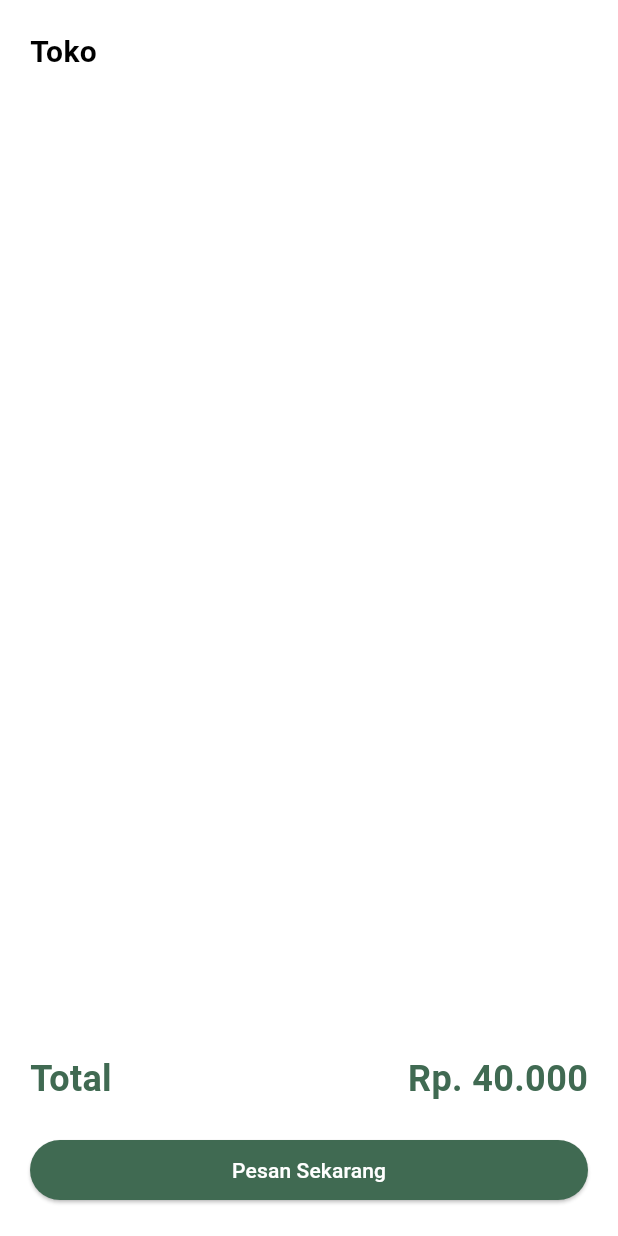
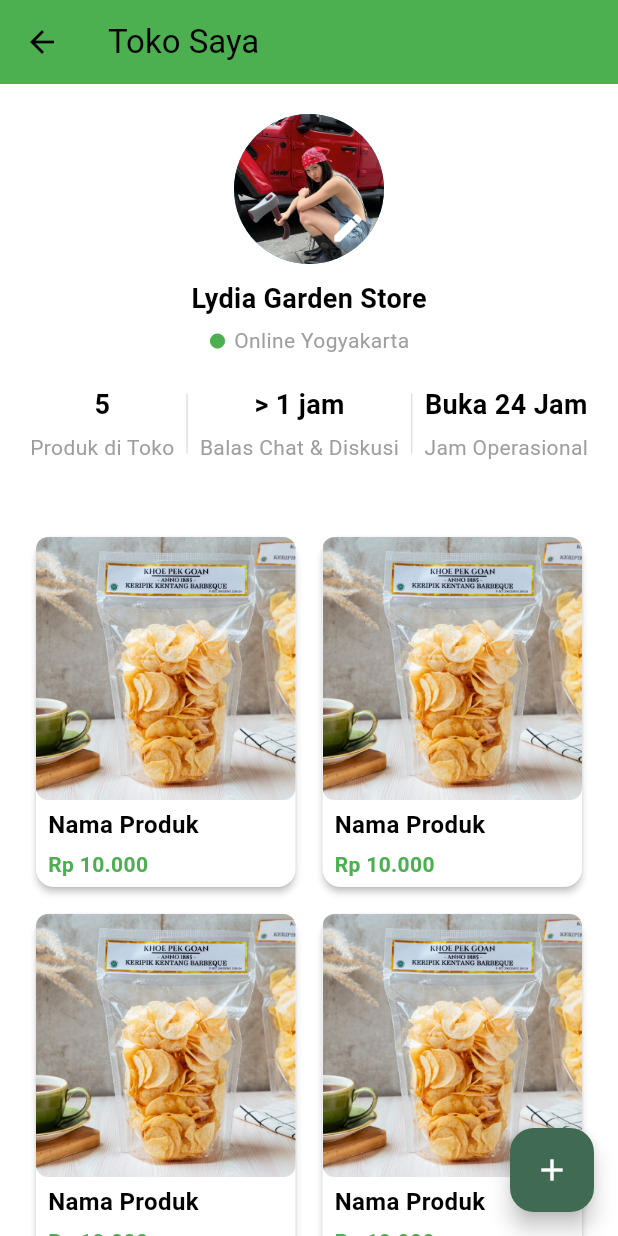
Before and after one commit to firdausmuh/agrolink_app, a Flutter app: the TokoScreen screen opened directly, on a phone screen of 412 x 824 dp. Run offline on Flutter 3.47's test engine with Material 3 defaults, Android fonts, the phone set to English and light mode, and no system bars; our stand-ins replace shared_preferences; missing offline and left inert: dart:ffi; accounts and stored records are empty.

Commit message:
editted for upload produk di toko

```diff
--- a/lib/screens/toko/toko_screen.dart
+++ b/lib/screens/toko/toko_screen.dart
@@ -1,3 +1,4 @@
+import 'package:agrolink/screens/toko/upload_produk_screen.dart';
 import 'package:flutter/material.dart';
 
 class TokoScreen extends StatelessWidget {
@@ -5,68 +6,214 @@ class TokoScreen extends StatelessWidget {
 
   @override
   Widget build(BuildContext context) {
-    return Padding(
+    return Scaffold(
+      appBar: AppBar(
+        title: const Text('Toko Saya'),
+        backgroundColor: Colors.green,
+        elevation: 0,
+        leading: IconButton(
+            onPressed: () => Navigator.pop(context),
+            icon: const Icon(Icons.arrow_back, color: Colors.black),
+        ),
+      ),
+      body: Padding(
         padding: const EdgeInsets.symmetric(horizontal: 20.0),
+        child: Column(
+          crossAxisAlignment: CrossAxisAlignment.center,
+          children: [
+            const SizedBox(height: 20),
+            // Gambar lingkaran dengan ikon pensil
+            Stack(
+              children: [
+                const CircleAvatar(
+                  radius: 50,
+                  backgroundImage: AssetImage('assets/images/profile1.png'), // Ganti dengan gambar toko
+                ),
+                Positioned(
+                  bottom: 0,
+                  right: 0,
+                  child: IconButton(
+                    icon: const Icon(Icons.edit, color: Colors.white),
+                    color: const Color(0xFF406A52),
+                    onPressed: () {
+                      // Aksi edit
+                    },
+                  ),
+                ),
+              ],
+            ),
+            const SizedBox(height: 10),
+            // Nama toko
+            const Text(
+              'Lydia Garden Store',
+              style: TextStyle(
+                fontWeight: FontWeight.w700,
+                fontSize: 18,
+              ),
+            ),
+            const SizedBox(height: 5),
+            // Status dan alamat
+            Row(
+              mainAxisAlignment: MainAxisAlignment.center,
+              children: const [
+                Icon(Icons.circle, color: Colors.green, size: 12),
+                SizedBox(width: 5),
+                Text(
+                  'Online Yogyakarta',
+                  style: TextStyle(fontSize: 14, color: Colors.grey),
+                ),
+              ],
+            ),
+            const SizedBox(height: 20),
+            // Grid dengan informasi toko
+            Row(
+              mainAxisAlignment: MainAxisAlignment.spaceBetween,
+              children: [
+                // Produk di toko
+                Column(
+                  children: const [
+                    Text(
+                      '5',
+                      style: TextStyle(
+                        fontWeight: FontWeight.w700,
+                        fontSize: 18,
+                      ),
+                    ),
+                    SizedBox(height: 5),
+                    Text(
+                      'Produk di Toko',
+                      style: TextStyle(fontSize: 14, color: Colors.grey),
+                    ),
+                  ],
+                ),
+                // Garis pemisah
+                Container(
+                  height: 40,
+                  width: 1,
+                  color: Colors.grey.shade300,
+                ),
+                // Balas chat & diskusi
+                Column(
+                  children: const [
+                    Text(
+                      '> 1 jam',
+                      style: TextStyle(
+                        fontWeight: FontWeight.w700,
+                        fontSize: 18,
+                      ),
+                    ),
+                    SizedBox(height: 5),
+                    Text(
+                      'Balas Chat & Diskusi',
+                      style: TextStyle(fontSize: 14, color: Colors.grey),
+                    ),
+                  ],
+                ),
+                // Garis pemisah
+                Container(
+                  height: 40,
+                  width: 1,
+                  color: Colors.grey.shade300,
+                ),
+                // Jam operasional toko
+                Column(
+                  children: const [
+                    Text(
+                      'Buka 24 Jam',
+                      style: TextStyle(
+                        fontWeight: FontWeight.w700,
+                        fontSize: 18,
+                      ),
+                    ),
+                    SizedBox(height: 5),
+                    Text(
+                      'Jam Operasional',
+                      style: TextStyle(fontSize: 14, color: Colors.grey),
+                    ),
+                  ],
+                ),
+              ],
+            ),
+            const SizedBox(height: 20),
+            const Divider(),
+            const SizedBox(height: 10),
+            // Daftar produk
+            Expanded(
+              child: GridView.builder(
+                itemCount: 5, // Jumlah produk
+                gridDelegate: const SliverGridDelegateWithFixedCrossAxisCount(
+                  crossAxisCount: 2,
+                  childAspectRatio: 3 / 4,
+                  crossAxisSpacing: 10,
+                  mainAxisSpacing: 10,
+                ),
+                itemBuilder: (context, index) {
+                  return Card(
+                    elevation: 2,
                     child: Column(
                       crossAxisAlignment: CrossAxisAlignment.start,
                       children: [
-          const SizedBox(
-            height: 20,
+                        // Gambar produk
+                        Expanded(
+                          child: Container(
+                            decoration: BoxDecoration(
+                              borderRadius: BorderRadius.circular(8),
+                              image: const DecorationImage(
+                                image: AssetImage('assets/images/retailer/keripik_kentang.png'), // Ganti dengan gambar produk
+                                fit: BoxFit.cover,
                               ),
-          const Text(
-            'Toko',
+                            ),
+                          ),
+                        ),
+                        const SizedBox(height: 5),
+                        // Nama produk
+                        const Padding(
+                          padding: EdgeInsets.symmetric(horizontal: 8.0),
+                          child: Text(
+                            'Nama Produk',
                             style: TextStyle(
                               fontWeight: FontWeight.w700,
-              fontSize: 20,
+                              fontSize: 16,
+                            ),
+                            maxLines: 1,
+                            overflow: TextOverflow.ellipsis,
                           ),
                         ),
-          const SizedBox(
-            height: 20,
+                        const SizedBox(height: 5),
+                        // Harga produk
+                        const Padding(
+                          padding: EdgeInsets.symmetric(horizontal: 8.0),
+                          child: Text(
+                            'Rp 10.000',
+                            style: TextStyle(
+                              fontWeight: FontWeight.w700,
+                              fontSize: 14,
+                              color: Colors.green,
                             ),
-          const Expanded(
-            child: SingleChildScrollView(
-              physics: BouncingScrollPhysics(),
-              child: Column(
-                children: [
-                  SizedBox(
-                    height: 20,
+                          ),
+                        ),
+                        const SizedBox(height: 5),
+                      ],
+                    ),
+                  );
+                },
+              ),
             ),
           ],
         ),
       ),
+      floatingActionButton: FloatingActionButton(
+        backgroundColor: const Color(0xFF406A52),
+        onPressed: () {
+          // Arahkan ke halaman tambah produk
+          Navigator.push(
+            context,
+            MaterialPageRoute(
+              builder: (context) => const UploadProdukScreen(),
             ),
-          const SizedBox(
-            height: 20,
-          ),
-          const Row(
-            mainAxisAlignment: MainAxisAlignment.spaceBetween,
-            children: [
-              Text('Total', style: TextStyle(
-                color: Color(0xFF406A52),
-                fontWeight: FontWeight.w700,
-                fontSize: 24,
-              ),),
-              Text('Rp. 40.000', style: TextStyle(
-                color: Color(0xFF406A52),
-                fontWeight: FontWeight.w700,
-                fontSize: 24,
-              ),),
-            ],
-          ),
-          const SizedBox(
-            height: 20,
-          ),
-          SizedBox(
-            width: MediaQuery.of(context).size.width,
-            child: ElevatedButton(onPressed: () {}, style: ElevatedButton.styleFrom(
-              backgroundColor: Color(0xFF406A52),
-
-            ), child: Text('Pesan Sekarang', style: TextStyle(color: Colors.white),)),
-          ),
-          const SizedBox(
-            height: 20,
-          ),
-        ],
+          );
+        },
+        child: const Icon(Icons.add, color: Colors.white),
       ),
     );
   }
```
Also changed, not shown: lib/screens/toko/upload_produk_screen.dart (added, +193 -0 lines), lib/screens/toko/upload_screen.dart (deleted). Lines whose indentation alone changed are shown as unchanged.
